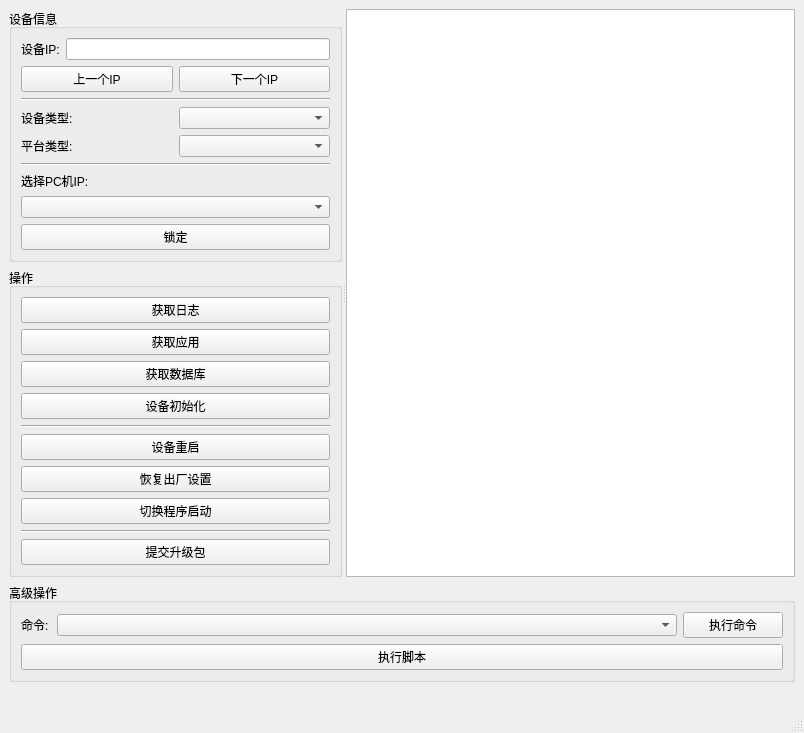
Old version of the form WinTools/mainwindow2.ui in the repository truelv/qt_obj.
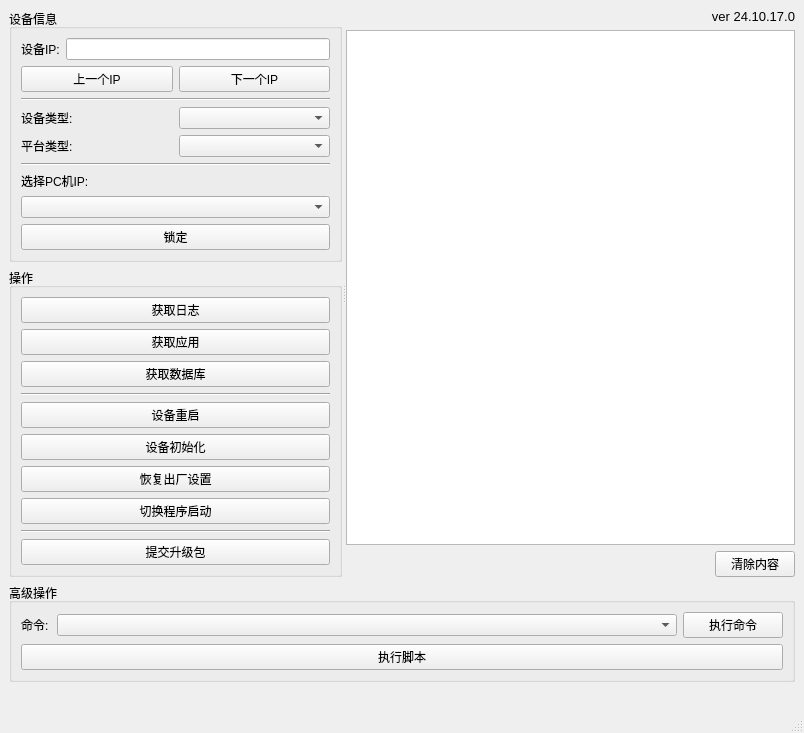
New version of the form.

Commit message: 添加一些功能

The edit to the form file:
```diff
--- a/WinTools/mainwindow2.ui
+++ b/WinTools/mainwindow2.ui
@@ -7,7 +7,7 @@
     <x>0</x>
     <y>0</y>
     <width>804</width>
-    <height>633</height>
+    <height>689</height>
    </rect>
   </property>
   <property name="windowTitle">
@@ -16,8 +16,6 @@
   <widget class="QWidget" name="centralwidget">
    <layout class="QVBoxLayout" name="verticalLayout_6">
     <item>
-     <layout class="QVBoxLayout" name="verticalLayout_5">
-      <item>
        <widget class="QSplitter" name="splitter">
         <property name="orientation">
          <enum>Qt::Horizontal</enum>
@@ -154,13 +152,6 @@
                </property>
               </widget>
              </item>
-             <item>
-              <widget class="QPushButton" name="dev_init">
-               <property name="text">
-                <string>设备初始化</string>
-               </property>
-              </widget>
-             </item>
              <item>
               <widget class="Line" name="line">
                <property name="orientation">
@@ -175,6 +166,13 @@
                </property>
               </widget>
              </item>
+           <item>
+            <widget class="QPushButton" name="dev_init">
+             <property name="text">
+              <string>设备初始化</string>
+             </property>
+            </widget>
+           </item>
              <item>
               <widget class="QPushButton" name="dev_factory">
                <property name="text">
@@ -208,7 +206,50 @@
           </item>
          </layout>
         </widget>
+      <widget class="QWidget" name="verticalLayoutWidget">
+       <layout class="QVBoxLayout" name="verticalLayout_5">
+        <item>
+         <widget class="QLabel" name="label_6">
+          <property name="text">
+           <string>&lt;html&gt;&lt;head/&gt;&lt;body&gt;&lt;p align=&quot;right&quot;&gt;&lt;span style=&quot; font-size:10pt;&quot;&gt;ver 24.10.17.0&lt;/span&gt;&lt;/p&gt;&lt;/body&gt;&lt;/html&gt;</string>
+          </property>
+         </widget>
+        </item>
+        <item>
         <widget class="QTextBrowser" name="show_msg"/>
+        </item>
+        <item>
+         <layout class="QHBoxLayout" name="horizontalLayout_10">
+          <property name="leftMargin">
+           <number>0</number>
+          </property>
+          <property name="topMargin">
+           <number>0</number>
+          </property>
+          <item>
+           <spacer name="horizontalSpacer">
+            <property name="orientation">
+             <enum>Qt::Horizontal</enum>
+            </property>
+            <property name="sizeHint" stdset="0">
+             <size>
+              <width>40</width>
+              <height>20</height>
+             </size>
+            </property>
+           </spacer>
+          </item>
+          <item>
+           <widget class="QPushButton" name="bt_clear">
+            <property name="text">
+             <string>清除内容</string>
+            </property>
+           </widget>
+          </item>
+         </layout>
+        </item>
+       </layout>
+      </widget>
        </widget>
       </item>
       <item>
@@ -278,8 +319,6 @@
          </item>
         </layout>
        </widget>
-      </item>
-     </layout>
     </item>
     <item>
      <widget class="QLabel" name="stat_msg">
```
Lines whose indentation alone changed are shown as unchanged. The commit also changes 2 other files.
